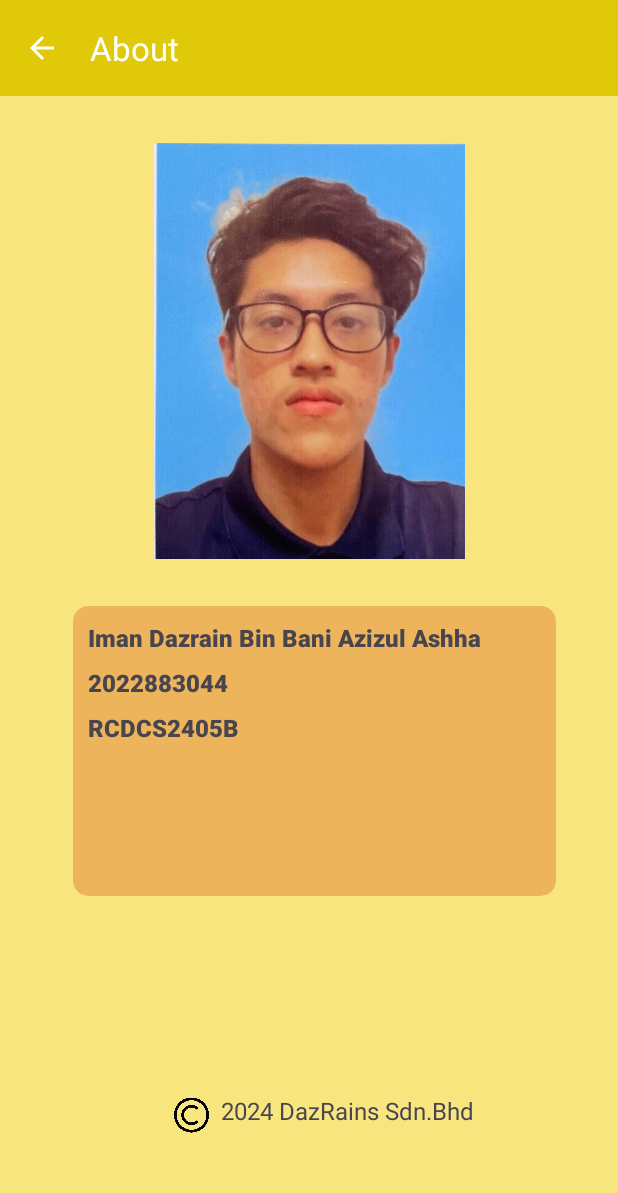
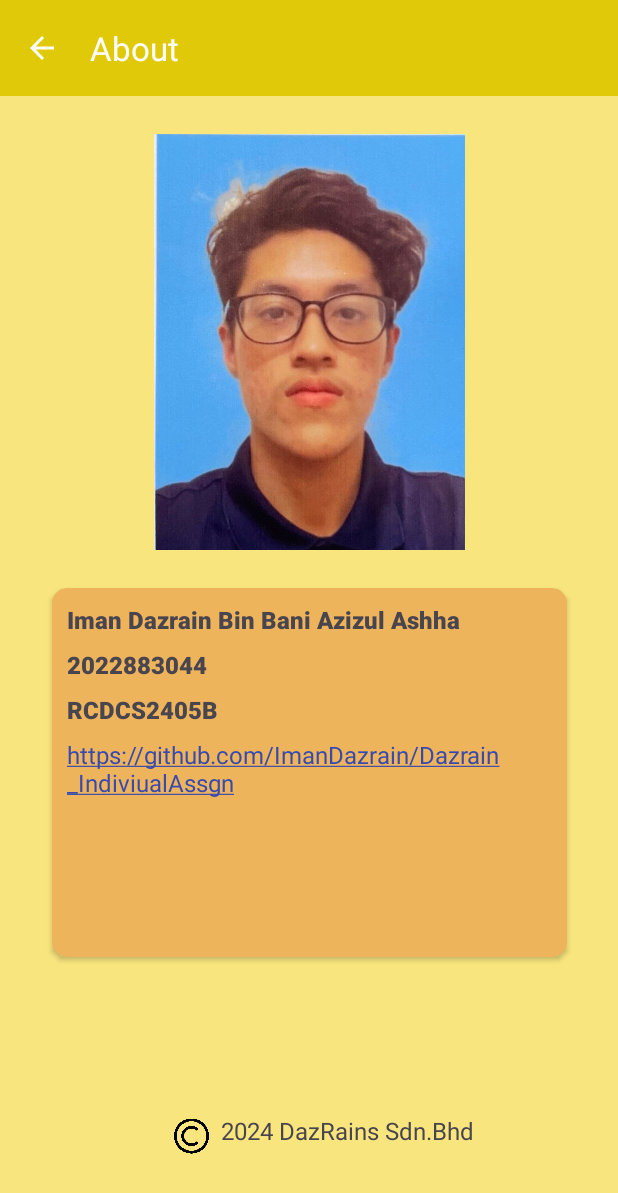
Before and after one commit to ImanDazrain/Dazrain_IndiviualAssgn, an Android app: the screen it shows after launch (AboutActivity), in the options menu, after a tap on "About", on a phone screen of 412 x 824 dp. Shown: the top 1193 px of the screen. Run offline under Robolectric (Android 15) with nearby library versions, the phone set to English and light mode, and no system bars; Roboto replaces fonts that are not available here.

Commit message:
Initial Commit

```diff
--- a/app/src/main/java/com/example/electricitybills/MainActivity.java
+++ b/app/src/main/java/com/example/electricitybills/MainActivity.java
@@ -25,6 +25,7 @@ public class MainActivity extends AppCompatActivity {
     EditText kWh;
     TextView Rebate;
     Button Clear;
+    TextView Warning;
 
 
     @Override
@@ -40,6 +41,7 @@ public class MainActivity extends AppCompatActivity {
         kWh = findViewById(R.id.kWh);
         Rebate = findViewById(R.id.Rebate);
         Clear = findViewById(R.id.Clear);
+        Warning = findViewById(R.id.Warning);
 
         Calc.setOnClickListener(new View.OnClickListener(){
             @Override
@@ -51,7 +53,7 @@ public class MainActivity extends AppCompatActivity {
                     double Rebate = Double.parseDouble(rebate);
 
                     if(Rebate>5){
-                        TotalChg.setText("Please insert rebate between 0-5");
+                        Warning.setText("Please insert rebate between 0-5");
                         return;
                     }
 
@@ -77,8 +79,9 @@ public class MainActivity extends AppCompatActivity {
                     FinalTotal -= (FinalTotal*rebate2);
 
                     TotalChg.setText("RM"+String.format("%.2f", FinalTotal));
+                    Warning.setText("");
                 }catch(NumberFormatException nfe){
-                    TotalChg.setText("Please insert number");
+                    Warning.setText("Please insert number");
                     Toast.makeText(getApplicationContext(), "Please insert number",Toast.LENGTH_SHORT);
                 }
             }
@@ -87,7 +90,7 @@ public class MainActivity extends AppCompatActivity {
         Clear.setOnClickListener(new View.OnClickListener(){
             @Override
             public void onClick(View v){
-                TotalChg.setText("Start calculate your bills");
+                TotalChg.setText("Lets calculate your bills again");
             }
         });
 
--- a/app/src/main/res/layout/activity_about.xml
+++ b/app/src/main/res/layout/activity_about.xml
@@ -20,16 +20,16 @@
 
     <androidx.cardview.widget.CardView
         android:id="@+id/cardView"
-        android:layout_width="322dp"
-        android:layout_height="193dp"
+        android:layout_width="343dp"
+        android:layout_height="246dp"
         app:cardBackgroundColor="#EDB45C"
         app:cardCornerRadius="10dp"
         app:layout_constraintBottom_toBottomOf="parent"
         app:layout_constraintEnd_toEndOf="parent"
-        app:layout_constraintHorizontal_bias="0.544"
+        app:layout_constraintHorizontal_bias="0.506"
         app:layout_constraintStart_toStartOf="parent"
         app:layout_constraintTop_toBottomOf="@+id/about_toolbar"
-        app:layout_constraintVertical_bias="0.6">
+        app:layout_constraintVertical_bias="0.638">
 
         <TextView
             android:id="@+id/textView"
@@ -58,6 +58,18 @@
             android:layout_marginVertical="70dp"
             android:fontFamily="sans-serif-black"
             android:text="RCDCS2405B"
+            android:textSize="16sp" />
+
+        <TextView
+            android:id="@+id/Github"
+            android:layout_width="match_parent"
+            android:layout_height="match_parent"
+            android:layout_marginHorizontal="10dp"
+            android:layout_marginVertical="100dp"
+            android:autoLink="web"
+            android:fontFamily="sans-serif"
+            android:text="https://github.com/ImanDazrain/Dazrain_IndiviualAssgn "
+            android:textColorLink="#384AAF"
             android:textSize="16sp" />
 
     </androidx.cardview.widget.CardView>
```
Also changed, not shown: app/src/main/res/layout/activity_main.xml (+13 -0 lines).
